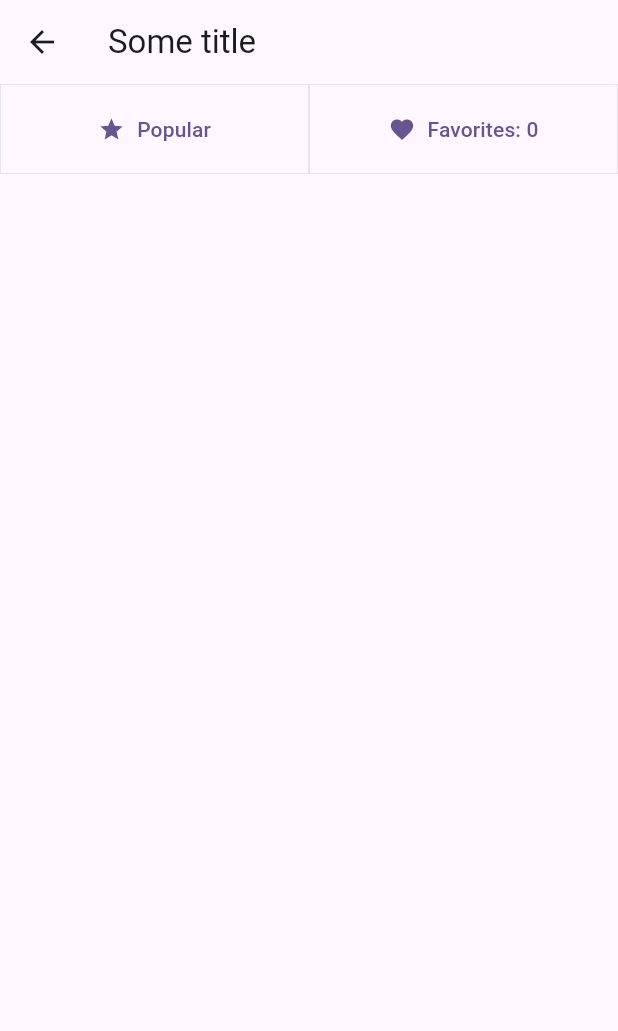
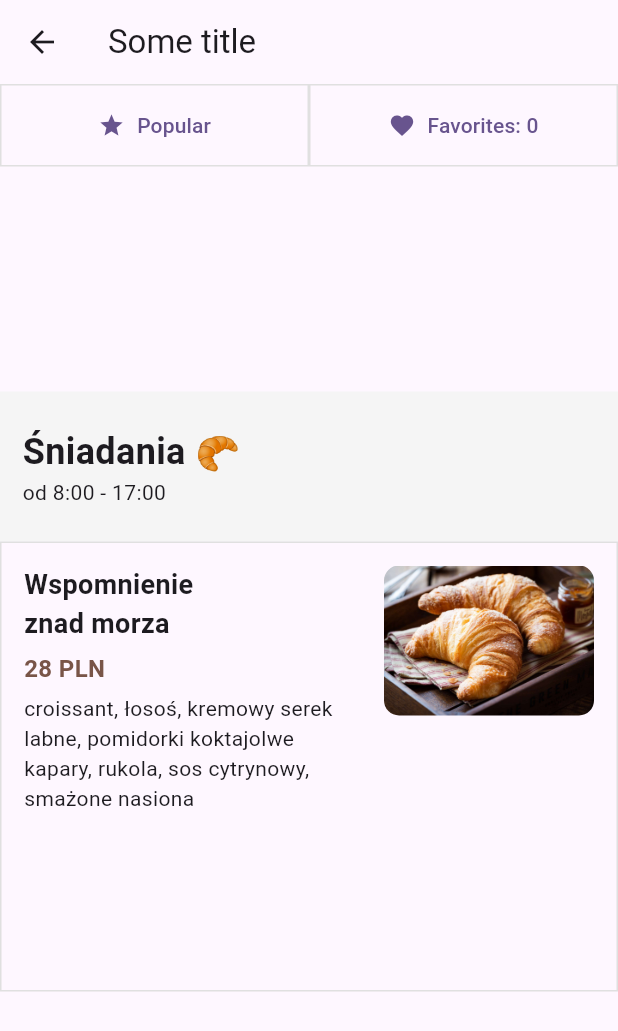
Before and after one commit to igorurbaniak/cafe_of_happiness_app, a Flutter app: the MenuScreen screen opened directly, on a phone screen of 412 x 824 dp. Shown: the top 1031 px of the screen. Run offline on Flutter 3.47's test engine with Material 3 defaults, Android fonts, the phone set to English and light mode, and no system bars; our stand-ins replace google_maps_flutter.

Commit message:
Create the look of Dishes after selecting the category in the Menu

```diff
--- a/lib/screens/menu_meal_screen.dart
+++ b/lib/screens/menu_meal_screen.dart
@@ -19,12 +19,12 @@ class MenuScreen extends StatelessWidget {
           Row(
             children: [
               Container(
-                height: 60,
+                height: 55,
                 width: MediaQuery.sizeOf(context).width / 2,
                 decoration: BoxDecoration(
                   border: Border.all(
                     color: Colors.grey.shade300,
-                    width: 0.5,
+                    width: 1,
                   ),
                 ),
                 child: TextButton.icon(
@@ -35,12 +35,12 @@ class MenuScreen extends StatelessWidget {
                 ),
               ),
               Container(
-                height: 60,
+                height: 55,
                 width: MediaQuery.sizeOf(context).width / 2,
                 decoration: BoxDecoration(
                   border: Border.all(
                     color: Colors.grey.shade300,
-                    width: 0.5,
+                    width: 1,
                   ),
                 ),
                 child: TextButton.icon(
@@ -52,7 +52,85 @@ class MenuScreen extends StatelessWidget {
               ),
             ],
           ),
-          const SizedBox(height: 100, width: double.infinity),
+          const SizedBox(height: 150, width: double.infinity),
+          Container(
+            color: Colors.grey.shade100,
+            padding: const EdgeInsets.only(left: 15),
+            height: 100,
+            width: double.infinity,
+            child: const Column(
+              mainAxisAlignment: MainAxisAlignment.center,
+              crossAxisAlignment: CrossAxisAlignment.start,
+              children: [
+                Text(
+                  'Śniadania 🥐',
+                  style: TextStyle(
+                    fontSize: 24,
+                    fontWeight: FontWeight.bold,
+                  ),
+                ),
+                Text(
+                  'od 8:00 - 17:00',
+                  style: TextStyle(
+                    fontSize: 14,
+                  ),
+                ),
+              ],
+            ),
+          ),
+          Container(
+            padding: const EdgeInsets.all(15),
+            height: 300,
+            width: double.infinity,
+            decoration: BoxDecoration(
+              border: Border.all(
+                color: Colors.grey.shade300,
+                width: 1,
+              ),
+            ),
+            child: Stack(
+              children: [
+                Positioned(
+                  top: 0,
+                  right: 0,
+                  child: ClipRRect(
+                    borderRadius: BorderRadius.circular(10),
+                    child: Image.asset(
+                      'images/crossaint.jpg',
+                      fit: BoxFit.cover,
+                      height: 100,
+                      width: 140,
+                    ),
+                  ),
+                ),
+                const Column(
+                  crossAxisAlignment: CrossAxisAlignment.start,
+                  children: [
+                    Text(
+                      'Wspomnienie\nznad morza',
+                      style:
+                          TextStyle(fontSize: 18, fontWeight: FontWeight.bold),
+                    ),
+                    SizedBox(height: 5),
+                    Text(
+                      '28 PLN',
+                      style: TextStyle(
+                          fontSize: 16,
+                          fontWeight: FontWeight.bold,
+                          color: Colors.brown),
+                    ),
+                    SizedBox(height: 5),
+                    Text(
+                      'croissant, łosoś, kremowy serek\nlabne, pomidorki koktajolwe\nkapary, rukola, sos cytrynowy,\nsmażone nasiona',
+                      style: TextStyle(
+                        fontSize: 14,
+                      ),
+                    ),
+                  ],
+                ),
+              ],
+            ),
+          ),
         ],
       ),
     );
```
Also changed, not shown: images/crossaint.jpg (added).
